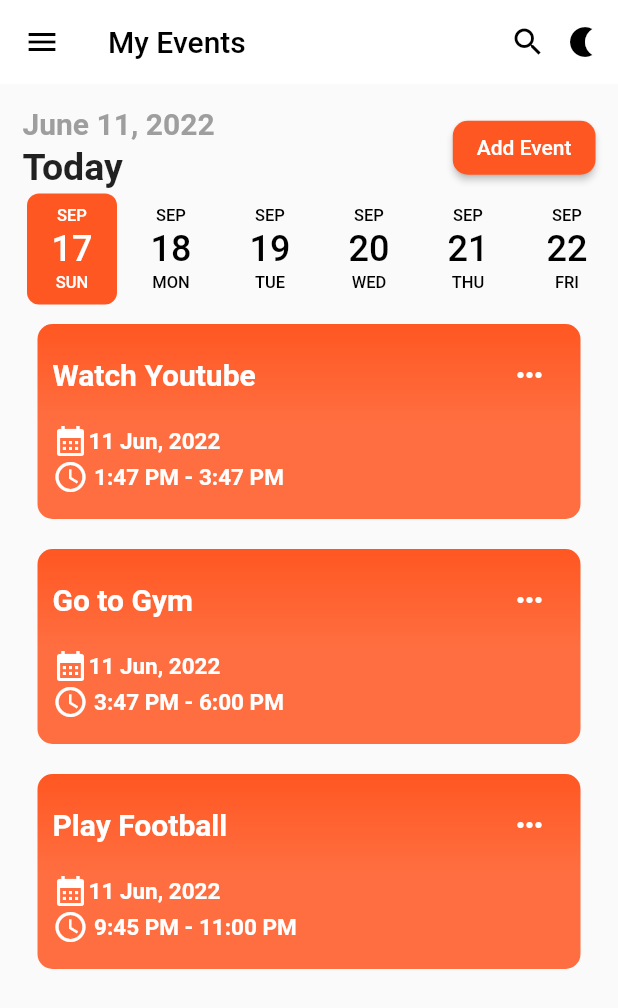
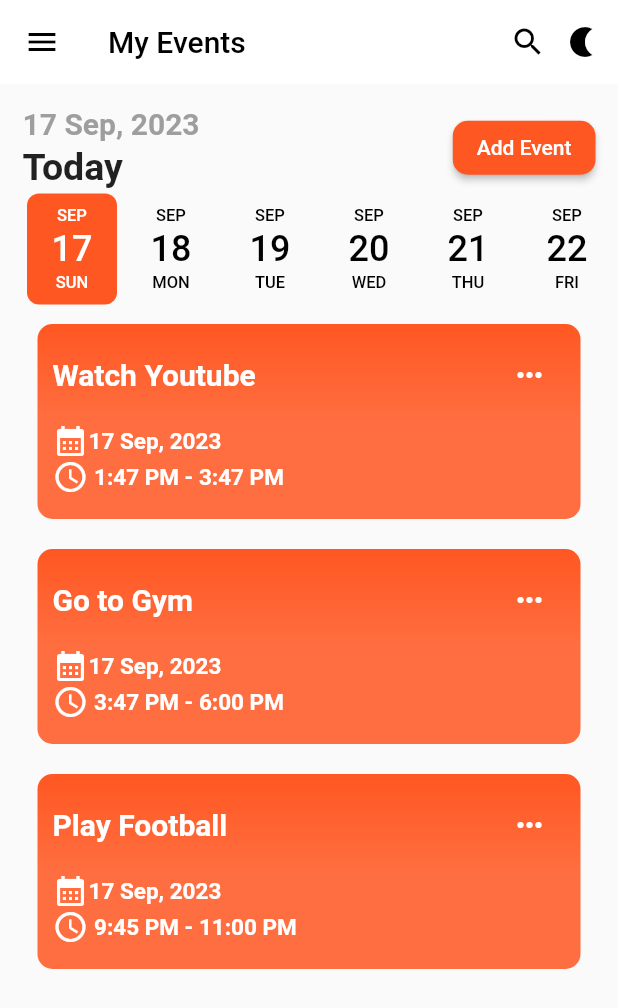
Before and after one commit to alzkawnialraiyan/todoApp, a Flutter app: the screen it shows after launch, on a phone screen of 412 x 824 dp. Shown: the top 1008 px of the screen. Run offline on Flutter 3.47's test engine with Material 2 defaults, Android fonts, the phone set to English and light mode, and no system bars; drawn by our look-alikes of date_picker_timeline; our stand-ins replace adaptive_theme.

Commit message:
date update

```diff
--- a/lib/screens/home_screen.dart
+++ b/lib/screens/home_screen.dart
@@ -1,106 +1,9 @@
 import 'package:adaptive_theme/adaptive_theme.dart';
 import 'package:date_picker_timeline/date_picker_widget.dart';
 import 'package:flutter/material.dart';
+import 'package:intl/intl.dart';
 
 import '../components/defult_shape_con.dart';
-
-// class HomeScreen extends StatelessWidget {
-//   const HomeScreen({super.key});
-//
-//   get theme => null;
-//
-//   get darkTheme => null;
-//
-//   @override
-//   Widget build(BuildContext context) {
-//     return Scaffold(
-//       drawer: const Drawer(),
-//       appBar: AppBar(
-//         elevation: 0,
-//         backgroundColor: Colors.white,
-//         title: const Text("My Events", style: TextStyle(
-//           color: Colors.black
-//         ),),
-//         actions: [
-//           const Icon(Icons.search),
-//           IconButton(onPressed: (){
-//             AdaptiveTheme(light: ThemeData(
-//               brightness: Brightness.light,
-//               primarySwatch: Colors.deepOrange,
-//               hintColor: Colors.white,
-//             ),
-//                 initial: AdaptiveThemeMode.light,
-//                 builder: (light, dark) => MaterialApp(
-//                   theme: theme,
-//                   darkTheme: darkTheme,
-//                 ),);
-//           },
-//               icon: const Icon(Icons.nightlight))
-//           // Icon(Icons.nightlight, color: Colors.black,)
-//         ],
-//         iconTheme: const IconThemeData(color: Colors.black),
-//       ),
-//       body: Container(
-//         margin: const EdgeInsets.all(15),
-//         child: Column(
-//           children: [
-//             Row(
-//               mainAxisAlignment: MainAxisAlignment.spaceBetween,
-//               children: [
-//                 const Column(
-//                   crossAxisAlignment: CrossAxisAlignment.start,
-//                   children: [
-//                     Text("June 11, 2022", style: TextStyle(
-//                       fontSize: 20,
-//                       fontWeight: FontWeight.bold,
-//                       color: Colors.grey
-//                     ),),
-//                     SizedBox(
-//                       height: 3,
-//                     ),
-//                     Text("Today", style: TextStyle(
-//                       fontSize: 25,
-//                       fontWeight: FontWeight.bold
-//                     ),)
-//                   ],
-//                 ),
-//                 ElevatedButton(onPressed: (){},style:
-//                 ButtonStyle(
-//                     shape: MaterialStatePropertyAll(RoundedRectangleBorder(
-//                       borderRadius: BorderRadius.circular(10)
-//                     )),
-//                     backgroundColor: const MaterialStatePropertyAll(
-//                       Colors.deepOrange
-//                     ),
-//                   ),
-//                     child: const Text("Add Event"),)
-//               ],
-//             ),
-//             DatePicker(
-//               DateTime.now(),
-//               initialSelectedDate: DateTime.now(),
-//               selectionColor: Colors.deepOrange,
-//               selectedTextColor: Colors.white,
-//               onDateChange: (date) {
-//               },
-//             ),
-//             DefaultShape(
-//                 text: "Watch Youtube",
-//                 time: " 1:47 PM - 3:47 PM",
-//                 date: "11 Jun, 2022"),
-//             DefaultShape(
-//                 text: "Go to Gym",
-//                 time: " 3:47 PM - 6:00 PM",
-//                 date: "11 Jun, 2022"),
-//             DefaultShape(
-//                 text: "Play Football",
-//                 time: " 9:45 PM - 11:00 PM",
-//                 date: "11 Jun, 2022"),
-//           ],
-//         ),
-//       ),
-//     );
-//   }
 
 class HomeScreen extends StatefulWidget {
   const HomeScreen({super.key});
@@ -112,6 +15,22 @@ class HomeScreen extends StatefulWidget {
 class _HomeScreenState extends State<HomeScreen> {
 
   bool change = true;
+  DateTime selectedDate = DateTime.now();
+
+  void _showDatePicker() async {
+    final DateTime? pickedDate = await showDatePicker(
+      context: context,
+      initialDate: selectedDate,
+      firstDate: DateTime(2000),
+      lastDate: DateTime(2101),
+    );
+
+    if (pickedDate != null && pickedDate != selectedDate) {
+      setState(() {
+        selectedDate = pickedDate;
+      });
+    }
+  }
 
   @override
   Widget build(BuildContext context) {
@@ -148,18 +67,20 @@ class _HomeScreenState extends State<HomeScreen> {
               Row(
                 mainAxisAlignment: MainAxisAlignment.spaceBetween,
                 children: [
-                  const Column(
+                   Column(
                     crossAxisAlignment: CrossAxisAlignment.start,
                     children: [
-                      Text("June 11, 2022", style: TextStyle(
+                      Text(
+                        DateFormat('dd MMM, yyyy').format(selectedDate),
+                        style: const TextStyle(
                           fontSize: 20,
                           fontWeight: FontWeight.bold,
                           color: Colors.grey
                       ),),
-                      SizedBox(
+                      const SizedBox(
                         height: 3,
                       ),
-                      Text("Today", style: TextStyle(
+                      const Text("Today", style: TextStyle(
                           fontSize: 25,
                           fontWeight: FontWeight.bold
                       ),)
@@ -178,25 +99,29 @@ class _HomeScreenState extends State<HomeScreen> {
                 ],
               ),
               DatePicker(
-                DateTime.now(),
+                // DateTime.now(),
+                selectedDate,
                 initialSelectedDate: DateTime.now(),
                 selectionColor: Colors.deepOrange,
                 selectedTextColor: Colors.white,
                 onDateChange: (date) {
+                  setState(() {
+                    selectedDate = date;
+                  });
                 },
               ),
               DefaultShape(
                   text: "Watch Youtube",
                   time: " 1:47 PM - 3:47 PM",
-                  date: "11 Jun, 2022"),
+                  date: DateFormat('dd MMM, yyyy').format(selectedDate),),
               DefaultShape(
                   text: "Go to Gym",
                   time: " 3:47 PM - 6:00 PM",
-                  date: "11 Jun, 2022"),
+                  date: DateFormat('dd MMM, yyyy').format(selectedDate),),
               DefaultShape(
                   text: "Play Football",
                   time: " 9:45 PM - 11:00 PM",
-                  date: "11 Jun, 2022"),
+                  date: DateFormat('dd MMM, yyyy').format(selectedDate),),
             ],
           ),
         ),
--- a/pubspec.yaml
+++ b/pubspec.yaml
@@ -37,6 +37,7 @@ dependencies:
   cupertino_icons: ^1.0.2
   adaptive_theme: ^3.4.0
   date_picker_timeline: ^1.2.5
+  intl: ^0.18.1
 
 dev_dependencies:
   flutter_test:
```
Also changed, not shown: pubspec.lock.
